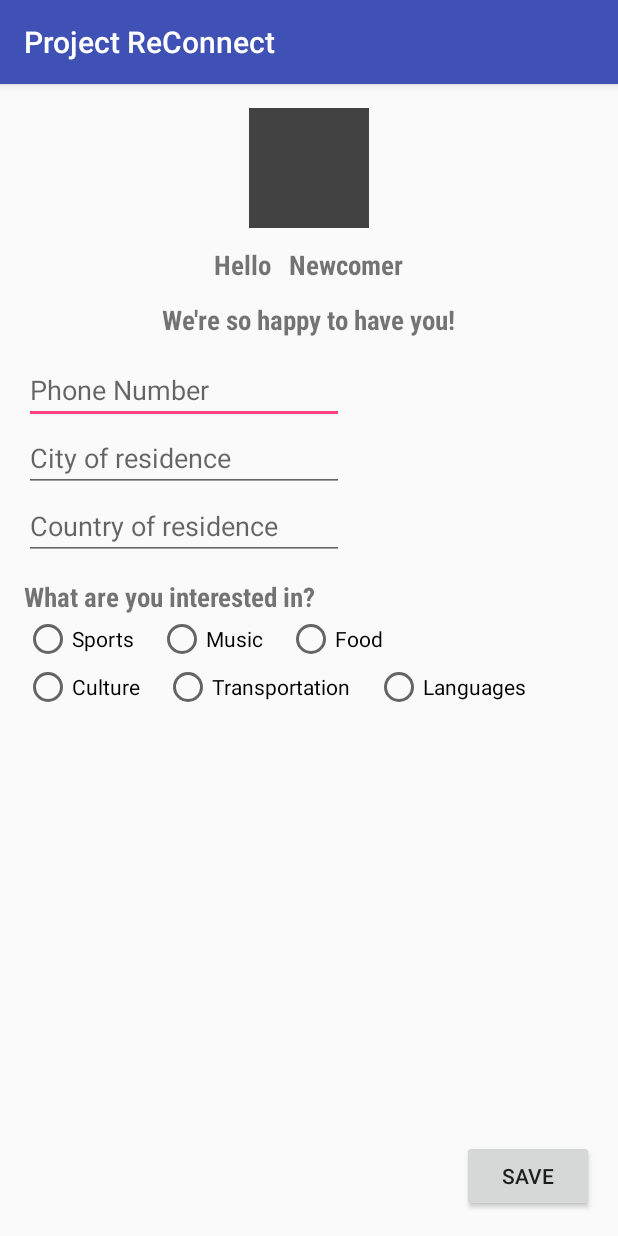
After one commit to gabrielsaruhashi/ReConnect-Android-App, an Android app: the SignUpActivity screen opened directly, with no data from a screen before it, on a phone screen of 412 x 824 dp. The commit adds this screen. Run offline under Robolectric (Android 15) with nearby library versions, the phone set to English and light mode, and no system bars; our stand-ins replace ButterKnife; libraries missing offline, so code that uses them is left out: com.parse, jp.wasabeef.glide; pictures from the network do not load; 3 statements that could not run were skipped.

Commit message:
Added signup activity

```diff
--- a/app/src/main/java/com/goprojectreconnect/projectreconnect/Activities/LoginActivity.java
+++ b/app/src/main/java/com/goprojectreconnect/projectreconnect/Activities/LoginActivity.java
@@ -100,7 +100,7 @@ public class LoginActivity extends AppCompatActivity {
                                 newCustomUser.setSomeString("profile_image_url", profileImageUrl);
                                 // start activity for context
                                 Log.d("MyApp", "User signed up and logged in through Facebook!");
-                                onLoginSuccess();
+                                onSuccessfulSignUp();
                             } catch (JSONException e) {
                                 e.printStackTrace();
                             }
@@ -123,6 +123,10 @@ public class LoginActivity extends AppCompatActivity {
         ParseFacebookUtils.onActivityResult(requestCode, resultCode, data);
     }
 
+    public void onSuccessfulSignUp() {
+        Intent i = new Intent(context, SignUpActivity.class);
+        context.startActivity(i);
+    }
     public void onLoginSuccess() {
         /*
         Intent i = new Intent(context, MainActivity.class);
--- /dev/null
+++ b/app/src/main/java/com/goprojectreconnect/projectreconnect/Activities/SignUpActivity.java
@@ -0,0 +1,68 @@
+package com.goprojectreconnect.projectreconnect.Activities;
+
+import android.content.Context;
+import android.os.Bundle;
+import android.support.v7.app.AppCompatActivity;
+import android.view.View;
+import android.widget.Button;
+import android.widget.EditText;
+import android.widget.ImageView;
+import android.widget.TextView;
+
+import com.bumptech.glide.Glide;
+import com.goprojectreconnect.projectreconnect.R;
+import com.goprojectreconnect.projectreconnect.ReConnectApplication;
+import com.parse.ParseUser;
+
+import butterknife.BindView;
+import butterknife.ButterKnife;
+import jp.wasabeef.glide.transformations.RoundedCornersTransformation;
+
+public class SignUpActivity extends AppCompatActivity {
+
+    ParseUser currentUser;
+    Context context;
+
+    // UI References
+    @BindView(R.id.ivProfilePicture) ImageView ivProfilePicture;
+    @BindView(R.id.tvName) TextView tvName;
+    @BindView(R.id.etPhone) EditText etPhoneNumber;
+    @BindView(R.id.etCity) EditText etCity;
+    @BindView(R.id.etCountry) EditText etCountry;
+    @BindView(R.id.btSave) Button btSave;
+
+    @Override
+    protected void onCreate(Bundle savedInstanceState) {
+        super.onCreate(savedInstanceState);
+        setContentView(R.layout.activity_sign_up);
+        ButterKnife.bind(this);
+
+        // instantiate context and current user
+        context = this;
+        currentUser = ReConnectApplication.getCurrentUser();
+
+        // populate views
+        setupViews();
+    }
+
+    public void setupViews() {
+        tvName.setText(currentUser.getString("name"));
+
+        Glide.with(context)
+                .load(currentUser.getString("profile_image_url"))
+                .placeholder(R.drawable.ic_person)
+                .error(R.drawable.ic_person)
+                .fitCenter()
+                .bitmapTransform(new RoundedCornersTransformation(context, 30, 10))
+                .into(ivProfilePicture);
+
+        btSave.setOnClickListener(new View.OnClickListener() {
+            @Override
+            public void onClick(View v) {
+                // save info in the database
+
+                // start Home activity
+            }
+        });
+    }
+}
--- /dev/null
+++ b/app/src/main/res/drawable/ic_person.xml
@@ -0,0 +1,9 @@
+<vector xmlns:android="http://schemas.android.com/apk/res/android"
+        android:width="24dp"
+        android:height="24dp"
+        android:viewportWidth="24.0"
+        android:viewportHeight="24.0">
+    <path
+        android:fillColor="#FF000000"
+        android:pathData="M12,12c2.21,0 4,-1.79 4,-4s-1.79,-4 -4,-4 -4,1.79 -4,4 1.79,4 4,4zM12,14c-2.67,0 -8,1.34 -8,4v2h16v-2c0,-2.66 -5.33,-4 -8,-4z"/>
+</vector>
--- /dev/null
+++ b/app/src/main/res/layout/activity_sign_up.xml
@@ -0,0 +1,177 @@
+<?xml version="1.0" encoding="utf-8"?>
+<RelativeLayout xmlns:android="http://schemas.android.com/apk/res/android"
+    xmlns:app="http://schemas.android.com/apk/res-auto"
+    xmlns:tools="http://schemas.android.com/tools"
+    android:layout_width="match_parent"
+    android:layout_height="match_parent"
+    tools:context="com.goprojectreconnect.projectreconnect.Activities.SignUpActivity"
+    android:layout_margin="@dimen/activity_horizontal_margin">
+
+    <ImageView
+        android:id="@+id/ivProfilePicture"
+        android:layout_width="80dp"
+        android:layout_height="80dp"
+        android:layout_alignParentTop="true"
+        android:layout_centerHorizontal="true"
+        app:srcCompat="@color/cardview_dark_background" />
+
+    <LinearLayout
+        android:id="@+id/llSalute"
+        android:layout_width="wrap_content"
+        android:layout_height="wrap_content"
+        android:orientation="horizontal"
+        android:layout_below="@id/ivProfilePicture"
+        android:layout_marginTop="@dimen/element_margin"
+        android:layout_centerHorizontal="true"
+        >
+
+        <TextView
+            android:id="@+id/tvHi"
+            android:layout_width="wrap_content"
+            android:layout_height="wrap_content"
+            android:textStyle="bold"
+            android:textSize="18sp"
+            android:fontFamily="sans-serif-condensed"
+            android:text="@string/hi_message" />
+
+        <TextView
+            android:id="@+id/tvName"
+            android:layout_width="wrap_content"
+            android:layout_height="wrap_content"
+            android:layout_marginStart="@dimen/element_margin"
+            android:layout_marginLeft="@dimen/element_margin"
+            android:textStyle="bold"
+            android:textSize="18sp"
+            android:fontFamily="sans-serif-condensed"
+            android:text="Newcomer" />
+
+    </LinearLayout>
+
+
+    <TextView
+        android:id="@+id/tvWelcome"
+        android:layout_below="@id/llSalute"
+        android:layout_width="wrap_content"
+        android:layout_height="wrap_content"
+        android:layout_marginTop="@dimen/element_margin"
+        android:textStyle="bold"
+        android:textSize="18sp"
+        android:fontFamily="sans-serif-condensed"
+        android:text="@string/welcome_message"
+        android:layout_centerHorizontal="true"/>
+
+
+    <EditText
+        android:id="@+id/etPhone"
+        android:layout_below="@id/tvWelcome"
+        android:layout_width="wrap_content"
+        android:layout_height="wrap_content"
+        android:ems="10"
+        android:hint="Phone Number"
+        android:inputType="phone"
+        android:layout_marginTop="@dimen/element_margin"/>
+
+    <EditText
+        android:id="@+id/etCity"
+        android:layout_below="@id/etPhone"
+        android:layout_width="wrap_content"
+        android:layout_height="wrap_content"
+        android:ems="10"
+        android:hint="City of residence"
+        android:inputType="textMultiLine"
+        tools:layout_editor_absoluteX="41dp"
+        tools:layout_editor_absoluteY="99dp" />
+
+    <EditText
+        android:id="@+id/etCountry"
+        android:layout_below="@id/etCity"
+        android:layout_width="wrap_content"
+        android:layout_height="wrap_content"
+        android:ems="10"
+        android:hint="Country of residence"
+        android:inputType="textMultiLine"
+        tools:layout_editor_absoluteX="41dp"
+        tools:layout_editor_absoluteY="40dp" />
+
+    <TextView
+        android:id="@+id/tvPreferenceLabel"
+        android:layout_below="@id/etCountry"
+        android:layout_width="wrap_content"
+        android:layout_height="wrap_content"
+        android:layout_marginTop="@dimen/element_margin"
+        android:textStyle="bold"
+        android:textSize="18sp"
+        android:fontFamily="sans-serif-condensed"
+        android:text="@string/preference_label" />
+
+    <RadioGroup
+        android:layout_below="@id/tvPreferenceLabel"
+        android:id="@+id/rgInterests"
+        android:layout_width="wrap_content"
+        android:layout_height="wrap_content">
+
+        <LinearLayout
+            android:layout_width="wrap_content"
+            android:layout_height="match_parent"
+            android:layout_weight="1"
+            android:orientation="horizontal">
+            <RadioButton
+                android:layout_width="wrap_content"
+                android:layout_height="wrap_content"
+                android:id="@+id/rbSports"
+                android:text="@string/sports_label" />
+            <RadioButton
+                android:layout_width="wrap_content"
+                android:layout_height="wrap_content"
+                android:id="@+id/rbMusic"
+                android:text="@string/music_label"
+                android:layout_marginLeft="@dimen/radio_button_horizontal_margin"
+                android:layout_marginStart="@dimen/radio_button_horizontal_margin"/>
+
+            <RadioButton
+                android:layout_width="wrap_content"
+                android:layout_height="wrap_content"
+                android:id="@+id/rbFood"
+                android:text="@string/food_label"
+                android:layout_marginLeft="@dimen/radio_button_horizontal_margin"
+                android:layout_marginStart="@dimen/radio_button_horizontal_margin"/>
+        </LinearLayout>
+
+        <LinearLayout
+            android:layout_width="wrap_content"
+            android:layout_height="match_parent"
+            android:layout_weight="1"
+            android:orientation="horizontal">
+            <RadioButton
+                android:layout_width="wrap_content"
+                android:layout_height="wrap_content"
+                android:id="@+id/rbCulture"
+                android:text="@string/culture_label" />
+            <RadioButton
+                android:layout_width="wrap_content"
+                android:layout_height="wrap_content"
+                android:id="@+id/rbCityTransportation"
+                android:text="@string/city_transportation_label"
+                android:layout_marginLeft="@dimen/radio_button_horizontal_margin"
+                android:layout_marginStart="@dimen/radio_button_horizontal_margin" />
+
+            <RadioButton
+                android:layout_width="wrap_content"
+                android:layout_height="wrap_content"
+                android:id="@+id/rbLanguage"
+                android:text="@string/language_label"
+                android:layout_marginLeft="@dimen/radio_button_horizontal_margin"
+                android:layout_marginStart="@dimen/radio_button_horizontal_margin"/>
+        </LinearLayout>
+    </RadioGroup>
+
+    <Button
+        android:id="@+id/btSave"
+        android:layout_width="wrap_content"
+        android:layout_height="wrap_content"
+        android:layout_alignParentBottom="true"
+        android:layout_alignParentEnd="true"
+        android:layout_alignParentRight="true"
+        android:text="Save" />
+
+</RelativeLayout>
--- a/app/src/main/res/values/dimens.xml
+++ b/app/src/main/res/values/dimens.xml
@@ -2,4 +2,8 @@
     <!-- Default screen margins, per the Android Design guidelines. -->
     <dimen name="activity_horizontal_margin">16dp</dimen>
     <dimen name="activity_vertical_margin">16dp</dimen>
+    <dimen name="activity_margin">16dp</dimen>
+
+    <dimen name="element_margin">12dp</dimen>
+    <dimen name="radio_button_horizontal_margin">16dp</dimen>
 </resources>
--- a/app/src/main/res/values/strings.xml
+++ b/app/src/main/res/values/strings.xml
@@ -1,5 +1,9 @@
 <resources>
     <string name="app_name">Project ReConnect</string>
+
+    <!-- Facebook API -->
+    <string name="facebook_app_id">674378379421788</string>
+    <string name="fb_login_protocol_scheme">fb674378379421788</string>
 
     <!-- Strings related to login -->
     <string name="prompt_email">Email</string>
@@ -14,8 +18,18 @@
         completions."
     </string>
 
-    <!-- Facebook API -->
-    <string name="facebook_app_id">674378379421788</string>
-    <string name="fb_login_protocol_scheme">fb674378379421788</string>
+    <!-- Strings for signup page-->
+    <string name="hi_message">Hello</string>
+    <string name="welcome_message">We\'re so happy to have you!</string>
+
+    <!-- Labels for preference radio group -->
+    <string name="preference_label">What are you interested in?</string>
+
+    <string name="sports_label">Sports</string>
+    <string name="music_label">Music</string>
+    <string name="food_label">Food</string>
+    <string name="culture_label">Culture</string>
+    <string name="city_transportation_label">Transportation</string>
+    <string name="language_label">Languages</string>
 
 </resources>
```
Also changed, not shown: app/build.gradle (+14 -11 lines), app/src/main/AndroidManifest.xml (+11 -9 lines).
